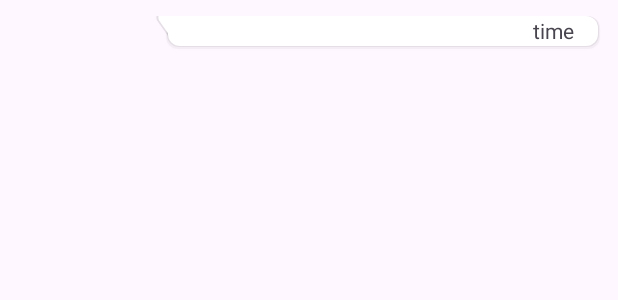
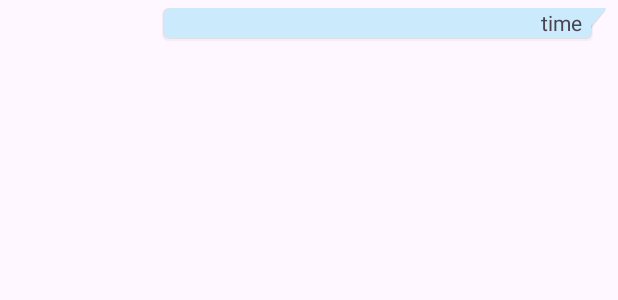
Before and after one commit to firsty-first/chatme, an Android app: the layout sample_sender.xml on its own in the app's theme, with its tools: preview values and no code run, on a phone screen of 412 x 824 dp. Shown: the top 300 px of the screen. Run offline under Robolectric (Android 15) with nearby library versions, the light colour scheme and no system bars.

Commit message:
udated ui

```diff
--- a/app/src/main/res/layout/sample_sender.xml
+++ b/app/src/main/res/layout/sample_sender.xml
@@ -4,7 +4,12 @@
     android:layout_width="wrap_content"
     android:layout_margin="5dp"
     android:layout_marginTop="10dp"
-    android:layout_height="wrap_content">
+    android:layout_height="wrap_content"
+    android:maxWidth="300dp"
+    android:maxHeight="400dp"
+    android:minWidth="40dp"
+    android:minHeight="10dp"
+    >
 
 
     <androidx.constraintlayout.widget.ConstraintLayout
@@ -13,10 +18,8 @@
         android:layout_height="wrap_content"
         android:layout_alignParentRight="true"
         android:layout_marginStart="5dp"
-        android:layout_marginTop="5dp"
-        android:layout_marginEnd="5dp"
         android:layout_marginBottom="5dp"
-        android:background="@drawable/incoming_chat_bubble"
+        android:background="@drawable/outgoing_chat_bubble"
         android:maxWidth="300dp"
         android:maxHeight="400dp"
         android:minWidth="40dp"
```
